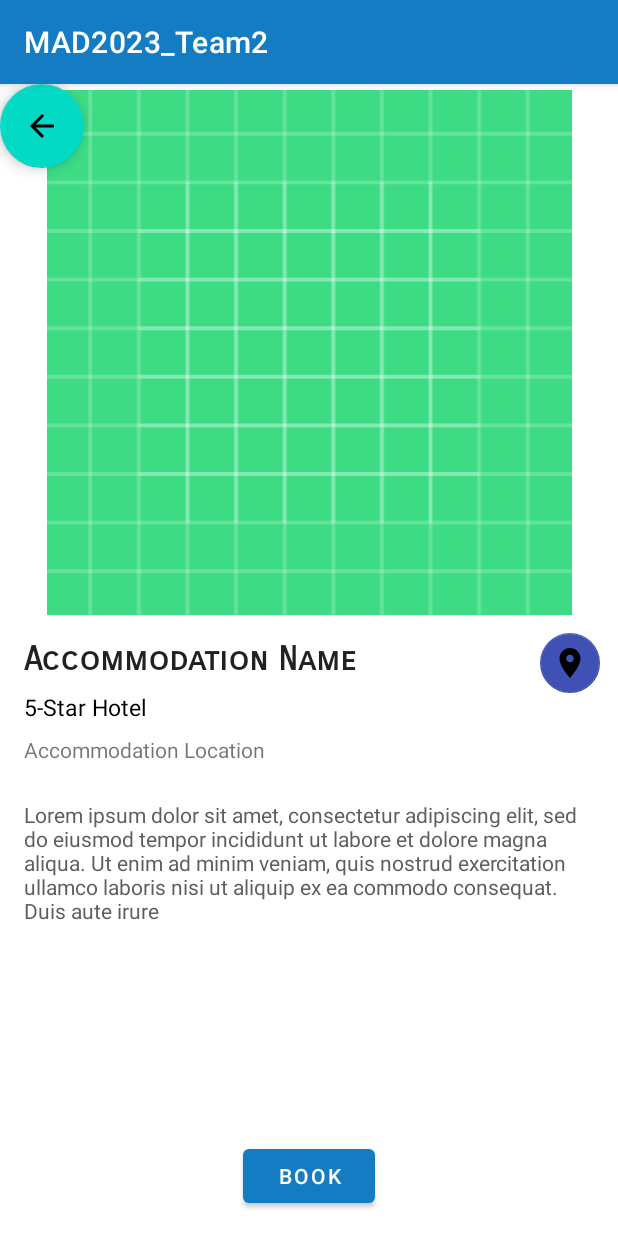
After one commit to bingenk/MAD2023_Team2, an Android app: the AccommodationsDetails screen opened directly, with no data from a screen before it, on a phone screen of 412 x 824 dp. The commit adds this screen. Run offline under Robolectric (Android 15) with nearby library versions, the phone set to English and light mode, and no system bars.

Commit message:
Created new accommodations information page

```diff
--- /dev/null
+++ b/app/src/main/java/sg/edu/np/mad/mad2023_team2/ui/accomodations/AccommodationsDetails.java
@@ -0,0 +1,34 @@
+package sg.edu.np.mad.mad2023_team2.ui.accomodations;
+
+import androidx.appcompat.app.AppCompatActivity;
+
+import android.content.Intent;
+import android.os.Bundle;
+import android.view.View;
+import android.widget.Button;
+
+import com.google.android.material.floatingactionbutton.FloatingActionButton;
+
+import sg.edu.np.mad.mad2023_team2.R;
+
+public class AccommodationsDetails extends AppCompatActivity {
+
+    @Override
+    protected void onCreate(Bundle savedInstanceState) {
+        super.onCreate(savedInstanceState);
+        setContentView(R.layout.activity_accommodations_details);
+
+        FloatingActionButton back = findViewById(R.id.hotel_back);
+
+
+        back.setOnClickListener(new View.OnClickListener() {
+            @Override
+            public void onClick(View v) {
+                finish();
+            }
+        });
+
+    }
+
+
+}
--- a/app/src/main/java/sg/edu/np/mad/mad2023_team2/ui/accomodations/HotelListInterface.java
+++ b/app/src/main/java/sg/edu/np/mad/mad2023_team2/ui/accomodations/HotelListInterface.java
@@ -1,5 +1,5 @@
 package sg.edu.np.mad.mad2023_team2.ui.accomodations;
 
 public interface HotelListInterface {
-    void onClick();
+    void onClick(int p);
 }
--- /dev/null
+++ b/app/src/main/res/drawable/baseline_arrow_back_24.xml
@@ -0,0 +1,5 @@
+<vector android:autoMirrored="true" android:height="24dp"
+    android:tint="#000000" android:viewportHeight="24"
+    android:viewportWidth="24" android:width="24dp" xmlns:android="http://schemas.android.com/apk/res/android">
+    <path android:fillColor="@android:color/white" android:pathData="M20,11H7.83l5.59,-5.59L12,4l-8,8 8,8 1.41,-1.41L7.83,13H20v-2z"/>
+</vector>
--- /dev/null
+++ b/app/src/main/res/drawable/baseline_location_on_24.xml
@@ -0,0 +1,5 @@
+<vector android:height="24dp" android:tint="#000000"
+    android:viewportHeight="24" android:viewportWidth="24"
+    android:width="24dp" xmlns:android="http://schemas.android.com/apk/res/android">
+    <path android:fillColor="@android:color/white" android:pathData="M12,2C8.13,2 5,5.13 5,9c0,5.25 7,13 7,13s7,-7.75 7,-13c0,-3.87 -3.13,-7 -7,-7zM12,11.5c-1.38,0 -2.5,-1.12 -2.5,-2.5s1.12,-2.5 2.5,-2.5 2.5,1.12 2.5,2.5 -1.12,2.5 -2.5,2.5z"/>
+</vector>
--- /dev/null
+++ b/app/src/main/res/drawable/hotel_search_outline.xml
@@ -0,0 +1,6 @@
+
+<shape xmlns:android="http://schemas.android.com/apk/res/android" android:shape="rectangle" >
+    <solid android:color="@android:color/white" />
+    <stroke android:width="1dip" android:color="#000000"/>
+    <padding android:bottom="10dp" android:left="10dp" android:right="10dp" android:top="10dp"/>
+</shape>
--- a/app/src/main/res/layout/accomodations_layout.xml
+++ b/app/src/main/res/layout/accomodations_layout.xml
@@ -47,7 +47,7 @@
                 tools:ignore="HardcodedText" />
 
             <TextView
-                android:id="@+id/hotel_rating"
+                android:id="@+id/hotel_type"
                 android:layout_width="wrap_content"
                 android:layout_height="wrap_content"
                 android:layout_marginStart="8dp"
--- /dev/null
+++ b/app/src/main/res/layout/activity_accommodations_details.xml
@@ -0,0 +1,106 @@
+<?xml version="1.0" encoding="utf-8"?>
+<androidx.constraintlayout.widget.ConstraintLayout xmlns:android="http://schemas.android.com/apk/res/android"
+    xmlns:app="http://schemas.android.com/apk/res-auto"
+    xmlns:tools="http://schemas.android.com/tools"
+    android:layout_width="match_parent"
+    android:layout_height="match_parent"
+    tools:context=".ui.accomodations.AccommodationsDetails">
+
+    <com.google.android.material.floatingactionbutton.FloatingActionButton
+        android:id="@+id/hotel_back"
+        android:layout_width="wrap_content"
+        android:layout_height="wrap_content"
+        android:clickable="true"
+        android:src="@drawable/baseline_arrow_back_24"
+        tools:ignore="MissingConstraints,SpeakableTextPresentCheck"
+        tools:layout_editor_absoluteX="0dp"
+        tools:layout_editor_absoluteY="4dp" />
+
+    <ImageView
+        android:id="@+id/imageView2"
+        android:layout_width="match_parent"
+        android:layout_height="350dp"
+        android:layout_marginTop="4dp"
+        app:layout_constraintEnd_toEndOf="parent"
+        app:layout_constraintHorizontal_bias="0.0"
+        app:layout_constraintStart_toStartOf="parent"
+        app:layout_constraintTop_toTopOf="parent"
+        app:srcCompat="@drawable/ic_launcher_background" />
+
+    <TextView
+        android:id="@+id/textView2"
+        android:layout_width="wrap_content"
+        android:layout_height="wrap_content"
+        android:layout_marginStart="16dp"
+        android:layout_marginTop="16dp"
+        android:fontFamily="sans-serif-smallcaps"
+        android:text="Accommodation Name"
+        android:textAppearance="@style/TextAppearance.AppCompat.Large"
+        android:textStyle="bold"
+        app:layout_constraintStart_toStartOf="parent"
+        app:layout_constraintTop_toBottomOf="@+id/imageView2" />
+
+    <TextView
+        android:id="@+id/textView3"
+        android:layout_width="wrap_content"
+        android:layout_height="wrap_content"
+        android:layout_marginStart="16dp"
+        android:layout_marginTop="8dp"
+        android:text="5-Star Hotel"
+        android:textColor="#000000"
+        android:textSize="15sp"
+        app:layout_constraintStart_toStartOf="parent"
+        app:layout_constraintTop_toBottomOf="@+id/textView2" />
+
+    <TextView
+        android:id="@+id/textView4"
+        android:layout_width="wrap_content"
+        android:layout_height="wrap_content"
+        android:layout_marginStart="16dp"
+        android:layout_marginTop="8dp"
+        android:text="Accommodation Location"
+        app:layout_constraintStart_toStartOf="parent"
+        app:layout_constraintTop_toBottomOf="@+id/textView3" />
+
+    <TextView
+        android:id="@+id/textView5"
+        android:layout_width="wrap_content"
+        android:layout_height="wrap_content"
+        android:layout_marginTop="24dp"
+        android:paddingStart="16dp"
+        android:paddingEnd="16dp"
+        android:text="Lorem ipsum dolor sit amet, consectetur adipiscing elit, sed do eiusmod tempor incididunt ut labore et dolore magna aliqua. Ut enim ad minim veniam, quis nostrud exercitation ullamco laboris nisi ut aliquip ex ea commodo consequat. Duis aute irure"
+        android:textColor="#5E5E5E"
+        app:layout_constraintStart_toStartOf="parent"
+        app:layout_constraintTop_toBottomOf="@+id/textView4" />
+
+    <Button
+        android:id="@+id/button2"
+        android:layout_width="wrap_content"
+        android:layout_height="wrap_content"
+        android:layout_marginBottom="16dp"
+        android:text="Book"
+        app:layout_constraintBottom_toBottomOf="parent"
+        app:layout_constraintEnd_toEndOf="parent"
+        app:layout_constraintStart_toStartOf="parent" />
+
+    <com.google.android.material.floatingactionbutton.FloatingActionButton
+        android:id="@+id/floatingActionButton2"
+        android:layout_width="wrap_content"
+        android:layout_height="wrap_content"
+        android:layout_marginTop="8dp"
+        android:layout_marginEnd="8dp"
+        android:clickable="true"
+        android:foregroundTint="#FFFFFF"
+        android:tint="#FFFFFF"
+        app:iconTint="#FFFFFF"
+        app:backgroundTint="#3F51B5"
+        app:elevation="0dp"
+        app:fabSize="mini"
+        app:layout_constraintEnd_toEndOf="parent"
+        app:layout_constraintTop_toBottomOf="@+id/imageView2"
+        app:rippleColor="#FFFFFF"
+        app:srcCompat="@drawable/baseline_location_on_24"
+        tools:ignore="SpeakableTextPresentCheck" />
+
+</androidx.constraintlayout.widget.ConstraintLayout>
```
Also changed, not shown: app/src/main/AndroidManifest.xml (+6 -4 lines), app/src/main/java/sg/edu/np/mad/mad2023_team2/ui/accomodations/Accommodations.java (+11 -5 lines), app/src/main/java/sg/edu/np/mad/mad2023_team2/ui/accomodations/AccommodationsAdapter.java (+34 -2 lines), app/src/main/java/sg/edu/np/mad/mad2023_team2/ui/accomodations/AccommodationsFragment.java (+7 -11 lines), app/src/main/java/sg/edu/np/mad/mad2023_team2/ui/accomodations/AccommodationsHolder.java (deleted, +0 -22 lines), app/src/main/res/layout/accommodations_layout.xml (added, +84 -0 lines), app/src/main/res/layout/fragment_accomodations.xml (+8 -6 lines).
